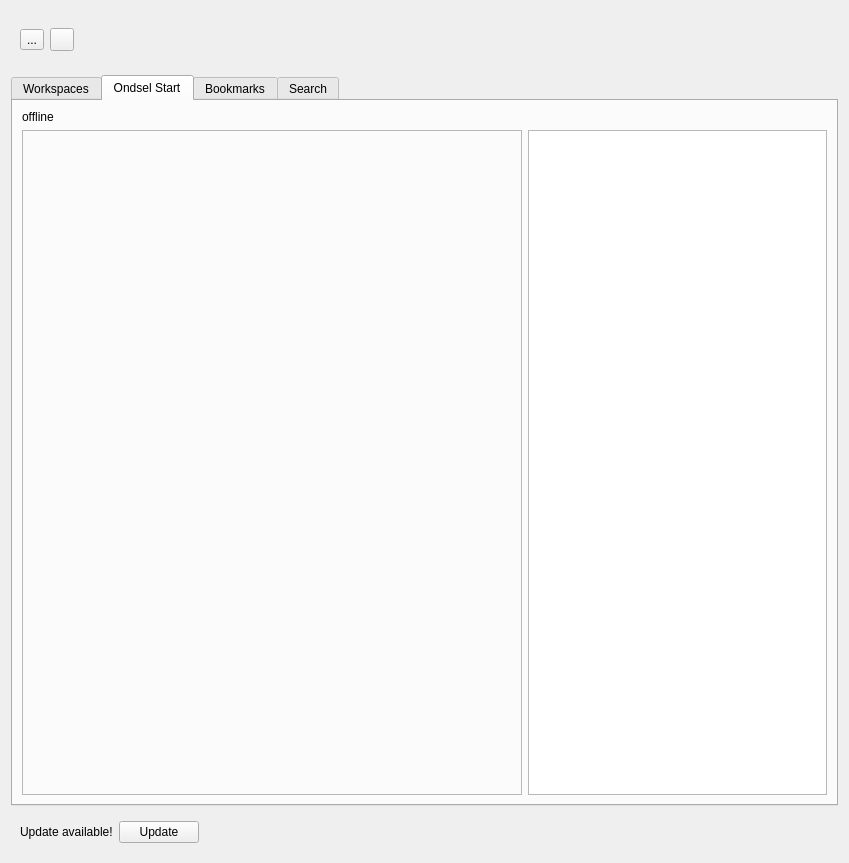
Before: the Qt Designer form WorkspaceView.ui in kasbah/Ondsel-Lens-Addon, drawn with Qt 5.
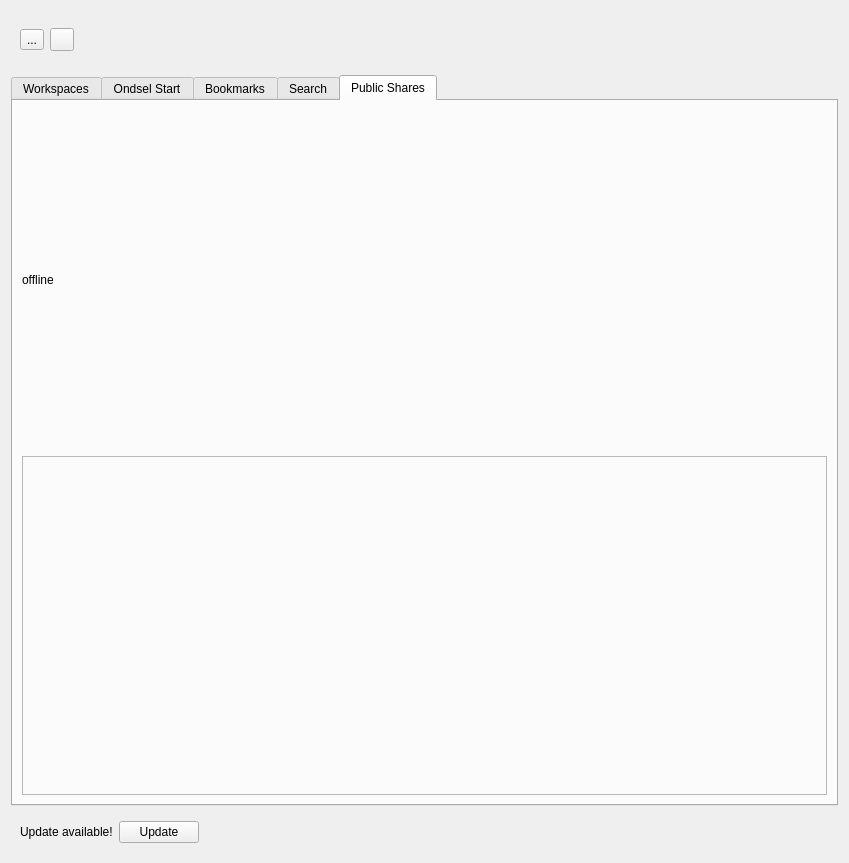
After: the same form once the commit is applied. The open tabs and pages were chosen to show the change. Icons and pictures are not drawn.

Commit message: Added 'Public Shares' tab to UI

Patch:
```diff
--- a/WorkspaceView.ui
+++ b/WorkspaceView.ui
@@ -557,6 +557,46 @@
        </item>
       </layout>
      </widget>
+     <widget class="QWidget" name="tabPublicShares">
+      <property name="sizePolicy">
+       <sizepolicy hsizetype="Expanding" vsizetype="Expanding">
+        <horstretch>0</horstretch>
+        <verstretch>0</verstretch>
+       </sizepolicy>
+      </property>
+      <property name="toolTip">
+       <string/>
+      </property>
+      <attribute name="title">
+       <string>Public Shares</string>
+      </attribute>
+      <layout class="QVBoxLayout" name="verticalLayout_7">
+       <item>
+        <widget class="QLabel" name="publicSharesStatusLabel">
+         <property name="text">
+          <string>offline</string>
+         </property>
+        </widget>
+       </item>
+       <item>
+        <widget class="QFrame" name="publicSharesFrame">
+         <property name="frameShape">
+          <enum>QFrame::StyledPanel</enum>
+         </property>
+         <property name="frameShadow">
+          <enum>QFrame::Raised</enum>
+         </property>
+         <property name="minimumSize">
+          <size>
+           <width>500</width>
+           <height>0</height>
+          </size>
+         </property>
+         <layout class="QVBoxLayout" name="publicSharesFrameLayout"/>
+        </widget>
+       </item>
+      </layout>
+     </widget>
     </widget>
    </item>
    <item>
```
The commit also changes 1 other file.
